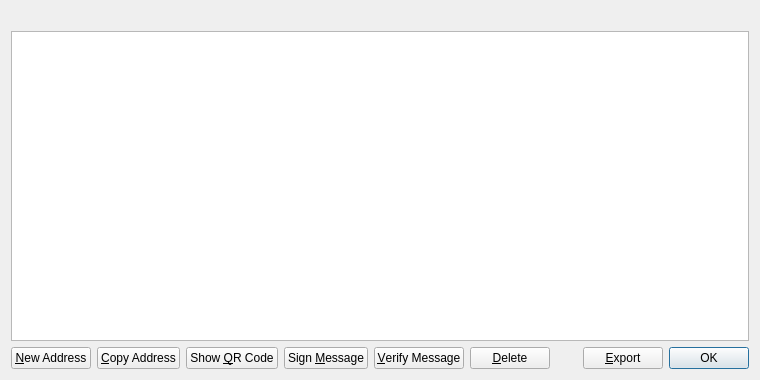
The window that src/qt/forms/addressbookpage.ui (fusioncoin/fusioncoin) describes before a commit, drawn with Qt 5.
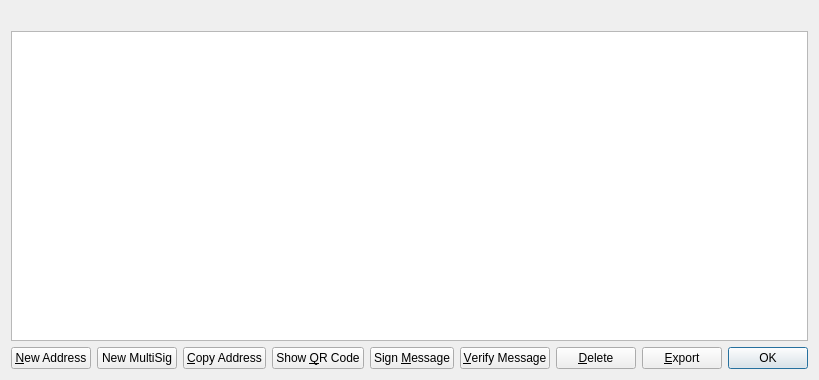
The same window after the commit. Icons and pictures are not drawn.

Commit message: 0.8.6.2 Full support of MultiSig

```diff
--- a/src/qt/forms/addressbookpage.ui
+++ b/src/qt/forms/addressbookpage.ui
@@ -6,7 +6,7 @@
    <rect>
     <x>0</x>
     <y>0</y>
-    <width>760</width>
+    <width>809</width>
     <height>380</height>
    </rect>
   </property>
@@ -68,6 +68,17 @@
        </property>
       </widget>
      </item>
+     <item>
+      <widget class="QPushButton" name="newMultiSigAddress">
+       <property name="text">
+        <string>New MultiSig</string>
+       </property>
+       <property name="icon">
+        <iconset resource="../bitcoin.qrc">
+         <normaloff>:/icons/add</normaloff>:/icons/add</iconset>
+       </property>
+      </widget>
+     </item>
      <item>
       <widget class="QPushButton" name="copyAddress">
        <property name="toolTip">
```
The commit also changes 45 other files.
